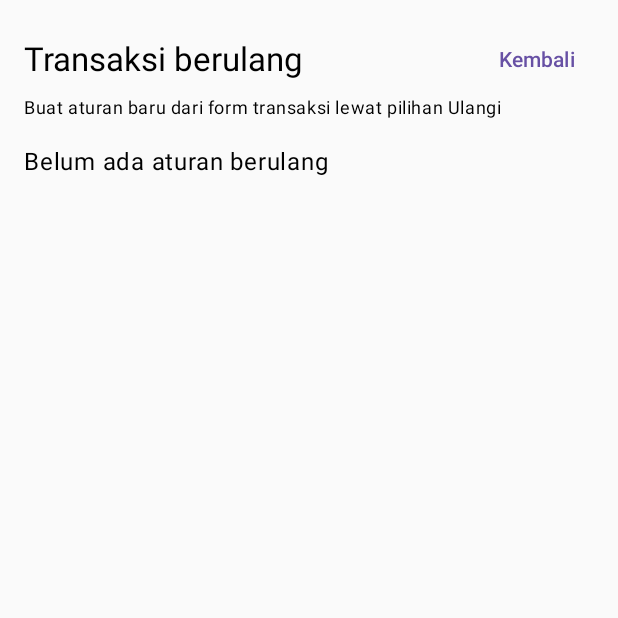
After one commit to tiar430/KasPribadi, an Android app built with Jetpack Compose: the RecurringListScreen screen opened through its navigation route, on a phone screen of 412 x 824 dp, the top half of it. The commit adds this screen. Run offline under Robolectric (Android 15) with nearby library versions, the phone set to English and light mode, and no system bars; our stand-ins replace Room's generated code.

Commit message:
fase 4 done

```diff
--- a/app/src/main/java/com/tiar/kas/data/Account.kt
+++ b/app/src/main/java/com/tiar/kas/data/Account.kt
@@ -14,5 +14,7 @@ data class Account(
 	val accountGroup: AccountGroup,
 	val initialBalance: Long = 0,		// saldo awal dalam rupiah
 	val includeInTotal: Boolean = true,	// ikut dihitung di total aset atau tidak
-	val sortOrder: Int = 0				// urutan tampil di daftar
+	val sortOrder: Int = 0,				// urutan tampil di daftar
+	val statementDay: Int? = null,		// tanggal cetak tagihan, 1 sampai 31, khusus kartu kredit
+	val dueDay: Int? = null				// tanggal jatuh tempo pembayaran
 )
--- a/app/src/main/java/com/tiar/kas/data/AccountDao.kt
+++ b/app/src/main/java/com/tiar/kas/data/AccountDao.kt
@@ -10,11 +10,11 @@ import kotlinx.coroutines.flow.Flow
 @Dao
 interface AccountDao {
 
-    @Query("SELECT id, name, accountGroup, initialBalance, includeInTotal, sortOrder FROM accounts ORDER BY sortOrder, id")
+    @Query("SELECT id, name, accountGroup, initialBalance, includeInTotal, sortOrder, statementDay, dueDay FROM accounts ORDER BY sortOrder, id")
     fun observeAll(): Flow<List<Account>>
 
     @Query("""
-        SELECT a.id, a.name, a.accountGroup, a.includeInTotal,
+        SELECT a.id, a.name, a.accountGroup, a.includeInTotal, a.statementDay, a.dueDay,
                a.initialBalance
                + COALESCE((SELECT SUM(CASE WHEN t.type = 'PEMASUKAN' THEN t.amount ELSE -t.amount END)
                            FROM transactions t
@@ -29,7 +29,7 @@ interface AccountDao {
     fun observeBalances(): Flow<List<AccountBalance>>
 
     // baru, mengambil satu akun untuk form edit
-    @Query("SELECT id, name, accountGroup, initialBalance, includeInTotal, sortOrder FROM accounts WHERE id = :id")
+    @Query("SELECT id, name, accountGroup, initialBalance, includeInTotal, sortOrder, statementDay, dueDay FROM accounts WHERE id = :id")
     suspend fun getById(id: Long): Account?
 
     // baru, nomor urut untuk akun baru supaya tampil paling bawah
--- a/app/src/main/java/com/tiar/kas/data/AppDatabase.kt
+++ b/app/src/main/java/com/tiar/kas/data/AppDatabase.kt
@@ -16,12 +16,13 @@ import androidx.room.RoomDatabase
     	TransactionTemplate::class,
     	RecurringRule::class
     ],
-    version = 6,
+    version = 7,
     exportSchema = true,                    // 1. ubah dari false ke true
     autoMigrations = [
     	AutoMigration(from = 3, to = 4),
     	AutoMigration(from = 4, to = 5),
-    	AutoMigration(from = 5, to = 6)
+    	AutoMigration(from = 5, to = 6),
+    	AutoMigration(from = 6, to = 7)
     ]
 )
 abstract class AppDatabase : RoomDatabase() {
--- a/app/src/main/java/com/tiar/kas/data/RecurringDao.kt
+++ b/app/src/main/java/com/tiar/kas/data/RecurringDao.kt
@@ -22,6 +22,9 @@ interface RecurringDao {
 	@Query("UPDATE recurring_rules SET active = :active WHERE id = :id")
 	suspend fun setActive(id: Long, active: Boolean)
 
+	@Query("UPDATE recurring_rules SET active = 1, runCount = :runCount WHERE id = :id")
+	suspend fun resume(id: Long, runCount: Int)
+
 	@Query("DELETE FROM recurring_rules WHERE id = :id")
 	suspend fun deleteById(id: Long)
 }
--- a/app/src/main/java/com/tiar/kas/data/RecurringProcessor.kt
+++ b/app/src/main/java/com/tiar/kas/data/RecurringProcessor.kt
@@ -19,6 +19,11 @@ fun RecurringRule.occurrenceAt(n: Int): Long {
 }
 
 fun RecurringRule.nextRun(): Long = occurrenceAt(runCount)
+fun RecurringRule.skipMissed(now: Long = System.currentTimeMillis()): Int {
+	var n = runCount
+	while (occurrenceAt(n) <= now && n - runCount < 100_000) n++
+	return n
+}
 suspend fun processRecurring(db: AppDatabase, now: Long = System.currentTimeMillis()): Int {
 	var created = 0
 	db.withTransaction {
--- a/app/src/main/java/com/tiar/kas/data/TransactionDao.kt
+++ b/app/src/main/java/com/tiar/kas/data/TransactionDao.kt
@@ -140,4 +140,17 @@ interface TransactionDao {
 		ORDER BY ym
 	""")
 	fun observeMonthlyTotals(type: String, categoryId: Long?, start: Long, end: Long): Flow<List<MonthTotal>>
+
+	@Query("""
+		SELECT COALESCE(SUM(CASE
+			WHEN accountId = :cardId AND type = 'PENGELUARAN' THEN amount
+			WHEN accountId = :cardId AND type = 'TRANSFER' THEN amount
+			WHEN accountId = :cardId AND type = 'PEMASUKAN' THEN -amount
+			ELSE 0 END), 0) AS charges,
+			COALESCE(SUM(CASE WHEN toAccountId = :cardId THEN amount ELSE 0 END), 0) AS payments
+		FROM transactions
+		WHERE (accountId = :cardId OR toAccountId = :cardId)
+			AND date >= :start AND date < :end
+	""")
+	fun observeCardActivity(cardId: Long, start: Long, end: Long): Flow<CardActivity>
 }
--- a/app/src/main/java/com/tiar/kas/ui/AppNavigation.kt
+++ b/app/src/main/java/com/tiar/kas/ui/AppNavigation.kt
@@ -13,13 +13,18 @@ import kotlinx.serialization.Serializable
 const val NEW_ID = -1L
 
 @Serializable data object HomeRoute
-@Serializable data class TxFormRoute(val editId: Long = NEW_ID)
+@Serializable data class TxFormRoute(
+	val editId: Long = NEW_ID,
+	val payCardId: Long = NEW_ID,
+	val payAmount: Long = 0L
+)
 @Serializable data object AccountsRoute
 @Serializable data class AccountFormRoute(val editId: Long = NEW_ID)
 @Serializable data object SearchRoute
 @Serializable data object StatsRoute
 @Serializable data object BudgetRoute
 @Serializable data object TemplatesRoute
+@Serializable data object RecurringRoute
 
 private fun Long.asEditId(): Long? = takeIf { it != NEW_ID }
 
@@ -44,7 +49,8 @@ fun AppNavigation(db: AppDatabase) {
                 onSearch = { navController.navigate(SearchRoute) },
                 onStats = { navController.navigate(StatsRoute) },
                 onBudget = { navController.navigate(BudgetRoute) },
-                onTemplates = { navController.navigate(TemplatesRoute) }
+                onTemplates = { navController.navigate(TemplatesRoute) },
+                onRecurring = { navController.navigate(RecurringRoute) }
             )
         } // akhir HomeRoute
 
@@ -53,6 +59,8 @@ fun AppNavigation(db: AppDatabase) {
             TransactionFormScreen(
                 db = db,
                 editId = route.editId.asEditId(),
+                payCardId = route.payCardId.asEditId(),
+                payAmount = route.payAmount,
                 onClose = { navController.safePop() }
             )
         } // akhir TxFormRoute
@@ -62,7 +70,10 @@ fun AppNavigation(db: AppDatabase) {
                 db = db,
                 onBack = { navController.safePop() },
                 onAdd = { navController.navigate(AccountFormRoute()) },
-                onEdit = { id -> navController.navigate(AccountFormRoute(editId = id)) }
+                onEdit = { id -> navController.navigate(AccountFormRoute(editId = id)) },
+                onPayCard = { cardId, amount ->
+                	navController.navigate(TxFormRoute(payCardId = cardId, payAmount = amount))
+                }
             )
         } // akhir AccountsRoute
 
@@ -102,5 +113,11 @@ fun AppNavigation(db: AppDatabase) {
         		onBack = { navController.safePop() }
         	)
         } // akhir TemplatesRoute
+        composable<RecurringRoute> {
+        	RecurringListScreen(
+        		db = db,
+        		onBack = { navController.safePop() }
+        	)
+        } // akhir RecurringRoute
     } // akhir NavHost
 } // akhir AppNavigation
--- a/app/src/main/java/com/tiar/kas/ui/HomeScreen.kt
+++ b/app/src/main/java/com/tiar/kas/ui/HomeScreen.kt
@@ -57,7 +57,8 @@ fun HomeScreen(
     onSearch: () -> Unit,
     onStats: () -> Unit,
     onBudget: () -> Unit,
-    onTemplates: () -> Unit
+    onTemplates: () -> Unit,
+    onRecurring: () -> Unit
 ) {
     val txDao = db.transactionDao()
     var month by rememberSaveable { mutableStateOf(YearMonth.now()) }
@@ -164,6 +165,7 @@ fun HomeScreen(
                     TextButton(onClick = onStats) { Text("Statistik") }
                     TextButton(onClick = onBudget) { Text("Budget") }
                     TextButton(onClick = onTemplates) { Text("Template") }
+                    TextButton(onClick = onRecurring) { Text("Berulang") }
                     TextButton(onClick = onSearch) { Text("Cari") }
                 }
             }
--- /dev/null
+++ b/app/src/main/java/com/tiar/kas/ui/RecurringListScreen.kt
@@ -0,0 +1,134 @@
+package com.tiar.kas.ui
+
+import androidx.compose.foundation.layout.Arrangement
+import androidx.compose.foundation.layout.Column
+import androidx.compose.foundation.layout.PaddingValues
+import androidx.compose.foundation.layout.Row
+import androidx.compose.foundation.layout.fillMaxSize
+import androidx.compose.foundation.layout.fillMaxWidth
+import androidx.compose.foundation.layout.padding
+import androidx.compose.foundation.lazy.LazyColumn
+import androidx.compose.foundation.lazy.items
+import androidx.compose.material3.AlertDialog
+import androidx.compose.material3.HorizontalDivider
+import androidx.compose.material3.MaterialTheme
+import androidx.compose.material3.Switch
+import androidx.compose.material3.Text
+import androidx.compose.material3.TextButton
+import androidx.compose.runtime.Composable
+import androidx.compose.runtime.collectAsState
+import androidx.compose.runtime.getValue
+import androidx.compose.runtime.mutableStateOf
+import androidx.compose.runtime.remember
+import androidx.compose.runtime.rememberCoroutineScope
+import androidx.compose.runtime.saveable.rememberSaveable
+import androidx.compose.runtime.setValue
+import androidx.compose.ui.Alignment
+import androidx.compose.ui.Modifier
+import androidx.compose.ui.unit.dp
+import com.tiar.kas.data.AppDatabase
+import com.tiar.kas.data.TransactionType
+import com.tiar.kas.data.nextRun
+import com.tiar.kas.data.skipMissed
+import com.tiar.kas.util.formatDateOnly
+import com.tiar.kas.util.formatRupiah
+import com.tiar.kas.util.label
+import kotlinx.coroutines.launch
+
+@Composable
+fun RecurringListScreen(db: AppDatabase, onBack: () -> Unit) {
+	val dao = db.recurringDao()
+	val scope = rememberCoroutineScope()
+
+	val rules by remember { dao.observeAll() }.collectAsState(initial = emptyList())
+	val accounts by remember { db.accountDao().observeAll() }.collectAsState(initial = emptyList())
+	val categories by remember { db.categoryDao().observeAll() }.collectAsState(initial = emptyList())
+	val accountNames = accounts.associate { it.id to it.name }
+	val categoryNames = categories.associate { it.id to it.name }
+
+	var deletingId by rememberSaveable { mutableStateOf<Long?>(null) }
+
+	LazyColumn(
+		modifier = Modifier.fillMaxSize(),
+		contentPadding = PaddingValues(16.dp)
+	) {
+		item {
+			Row(
+				modifier = Modifier.fillMaxWidth(),
+				horizontalArrangement = Arrangement.SpaceBetween,
+				verticalAlignment = Alignment.CenterVertically
+			) {
+				Text("Transaksi berulang", style = MaterialTheme.typography.titleLarge)
+				TextButton(onClick = onBack) { Text("Kembali") }
+			}
+			Text(
+				"Buat aturan baru dari form transaksi lewat pilihan Ulangi",
+				style = MaterialTheme.typography.bodySmall
+			)
+		}
+
+		if (rules.isEmpty()) {
+			item { Text("Belum ada aturan berulang", modifier = Modifier.padding(vertical = 16.dp)) }
+		}
+
+		items(rules, key = { it.id }) { rule ->
+			val toName = rule.toAccountId?.let { accountNames[it] }
+			val catName = rule.categoryId?.let { categoryNames[it] } ?: "Tanpa kategori"
+			val detail = when (rule.type) {
+				TransactionType.TRANSFER -> "${accountNames[rule.accountId]} ke $toName"
+				else -> "$catName | ${accountNames[rule.accountId]}"
+			}
+			Row(
+				modifier = Modifier
+					.fillMaxWidth()
+					.padding(vertical = 12.dp),
+				verticalAlignment = Alignment.CenterVertically
+			) {
+				Column(modifier = Modifier.weight(1f)) {
+					Text("${rule.frequency.label()} ${formatRupiah(rule.amount)}", style = MaterialTheme.typography.titleSmall)
+					Text(detail, style = MaterialTheme.typography.bodySmall)
+					if (rule.note.isNotBlank()) Text(rule.note, style = MaterialTheme.typography.bodySmall)
+					Text(
+						if (rule.active) "Berikutnya ${formatDateOnly(rule.nextRun())}" else "Dihentikan",
+						style = MaterialTheme.typography.bodySmall
+					)
+					Text("${rule.runCount} transaksi sudah dicatat", style = MaterialTheme.typography.bodySmall)
+					TextButton(onClick = { deletingId = rule.id }) {
+						Text("Hapus aturan", color = MaterialTheme.colorScheme.error)
+					}
+				}
+
+				Switch(
+					checked = rule.active,
+					onCheckedChange = { checked ->
+						scope.launch {
+							if (checked) dao.resume(rule.id, rule.skipMissed())
+							else dao.setActive(rule.id, false)
+						}
+					}
+				)
+			}
+			HorizontalDivider()
+		}
+	}
+
+	val deleteId = deletingId
+	if (deleteId != null) {
+		AlertDialog(
+			onDismissRequest = { deletingId = null },
+			title = { Text("Hapus aturan berulang?") },
+			text = { Text("Transaksi yang sudah dicatat tetap ada. Aturan ini tidak akan membuat transaksi baru lagi.") },
+			confirmButton = {
+				TextButton(onClick = {
+					scope.launch {
+						dao.deleteById(deleteId)
+						deletingId = null
+					}
+				}) { Text("Hapus", color = MaterialTheme.colorScheme.error) }
+			},
+			dismissButton = {
+				TextButton(onClick = { deletingId = null }) { Text("Batal") }
+			}
+		)
+	}
+}
```
Also changed, not shown: app/src/main/java/com/tiar/kas/data/QueryModels.kt (+8 -0 lines), app/src/main/java/com/tiar/kas/ui/AccountFormScreen.kt (+44 -2 lines), app/src/main/java/com/tiar/kas/ui/AccountListScreen.kt (+14 -1 lines), app/src/main/java/com/tiar/kas/ui/CardBillInfo.kt (added, +64 -0 lines), app/src/main/java/com/tiar/kas/ui/TransactionFormScreen.kt (+13 -7 lines), app/src/main/java/com/tiar/kas/util/CardCycle.kt (added, +44 -0 lines), 1 other file.
